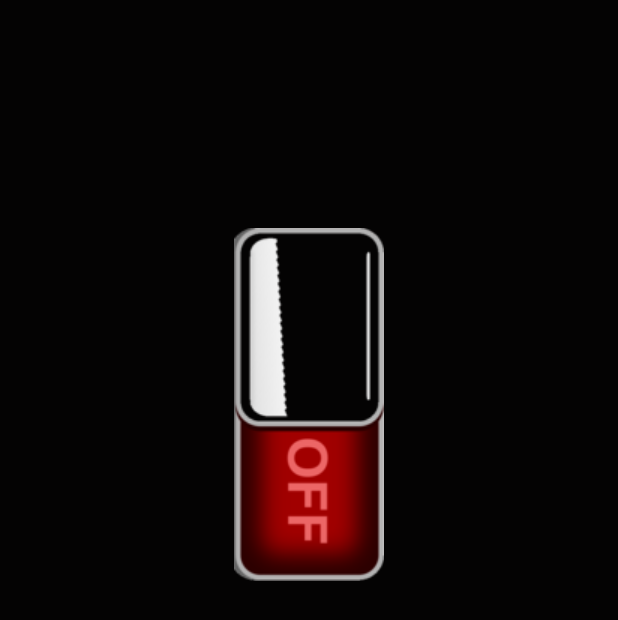
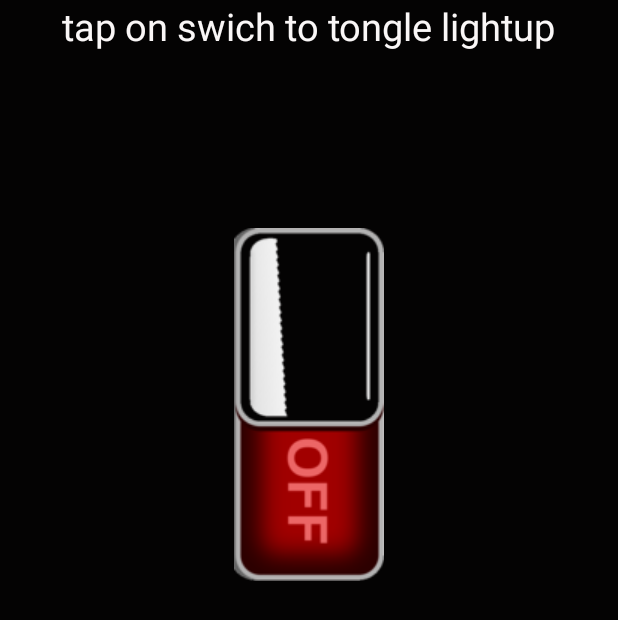
Before and after one commit to erick-munene/Lightup, an Android app: the screen it shows after launch (MainActivity), on a phone screen of 412 x 824 dp. Shown: the top 620 px of the screen. Run offline under Robolectric (Android 15) with nearby library versions, the phone set to English and light mode, and no system bars.

Commit message:
removed bugs

```diff
--- a/app/src/main/java/com/example/erick_king/lightup/MainActivity.java
+++ b/app/src/main/java/com/example/erick_king/lightup/MainActivity.java
@@ -137,9 +137,9 @@ public class MainActivity extends Activity {
     // will play button toggle sound on flash on / off
     private void playSound(){
         if(isFlashOn){
-            mp = MediaPlayer.create(MainActivity.this, R.raw.Button_Click_Off);
+            mp = MediaPlayer.create(MainActivity.this, R.raw.click_off);
         }else{
-            mp = MediaPlayer.create(MainActivity.this, R.raw.Click_On);
+            mp = MediaPlayer.create(MainActivity.this, R.raw.click_on);
         }
         mp.setOnCompletionListener(new OnCompletionListener() {
 
--- a/app/src/main/res/layout/activity_main.xml
+++ b/app/src/main/res/layout/activity_main.xml
@@ -19,4 +19,14 @@ android:layout_height="match_parent"
     android:contentDescription="@null"
     android:layout_alignParentTop="true"
     android:layout_centerHorizontal="true" />
+
+    <TextView
+        android:layout_width="wrap_content"
+        android:layout_height="wrap_content"
+        android:text="tap on swich to tongle lightup"
+        android:id="@+id/textView"
+        android:textColor="#faf7f7"
+        android:textSize="25dp"
+        android:layout_alignParentTop="true"
+        android:layout_centerHorizontal="true" />
 </RelativeLayout>
```
Also changed, not shown: 5 other files.
